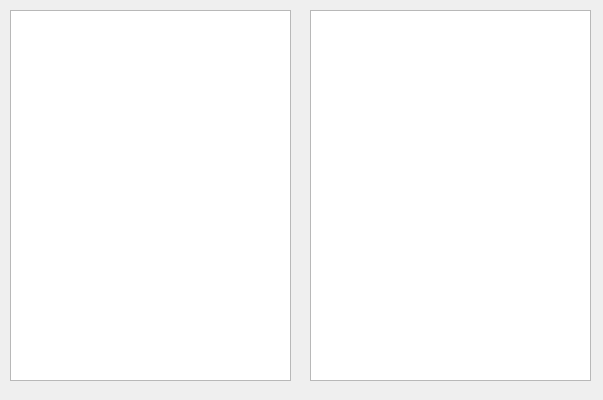
Above: OneDrive/onedrive_file_explorer.ui from radusalex1/OneDriveProject before the change. Below: the same form after it.
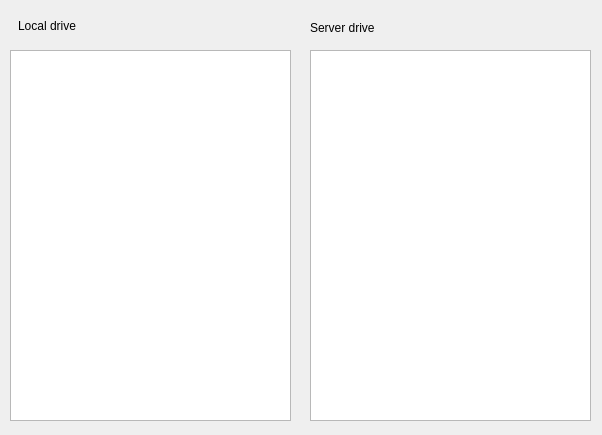
That is the form after the change.

Commit message: [ADD] Labels in file explorer

```diff
--- a/OneDrive/onedrive_file_explorer.ui
+++ b/OneDrive/onedrive_file_explorer.ui
@@ -6,8 +6,8 @@
    <rect>
     <x>0</x>
     <y>0</y>
-    <width>603</width>
-    <height>400</height>
+    <width>602</width>
+    <height>435</height>
    </rect>
   </property>
   <property name="windowTitle">
@@ -17,7 +17,7 @@
    <property name="geometry">
     <rect>
      <x>10</x>
-     <y>10</y>
+     <y>50</y>
      <width>281</width>
      <height>371</height>
     </rect>
@@ -27,12 +27,38 @@
    <property name="geometry">
     <rect>
      <x>310</x>
-     <y>10</y>
+     <y>50</y>
      <width>281</width>
      <height>371</height>
     </rect>
    </property>
   </widget>
+  <widget class="QLabel" name="label">
+   <property name="geometry">
+    <rect>
+     <x>18</x>
+     <y>16</y>
+     <width>71</width>
+     <height>20</height>
+    </rect>
+   </property>
+   <property name="text">
+    <string>Local drive</string>
+   </property>
+  </widget>
+  <widget class="QLabel" name="label_2">
+   <property name="geometry">
+    <rect>
+     <x>310</x>
+     <y>20</y>
+     <width>71</width>
+     <height>16</height>
+    </rect>
+   </property>
+   <property name="text">
+    <string>Server drive</string>
+   </property>
+  </widget>
  </widget>
  <resources/>
  <connections/>
```
The commit also changes 1 other file.
